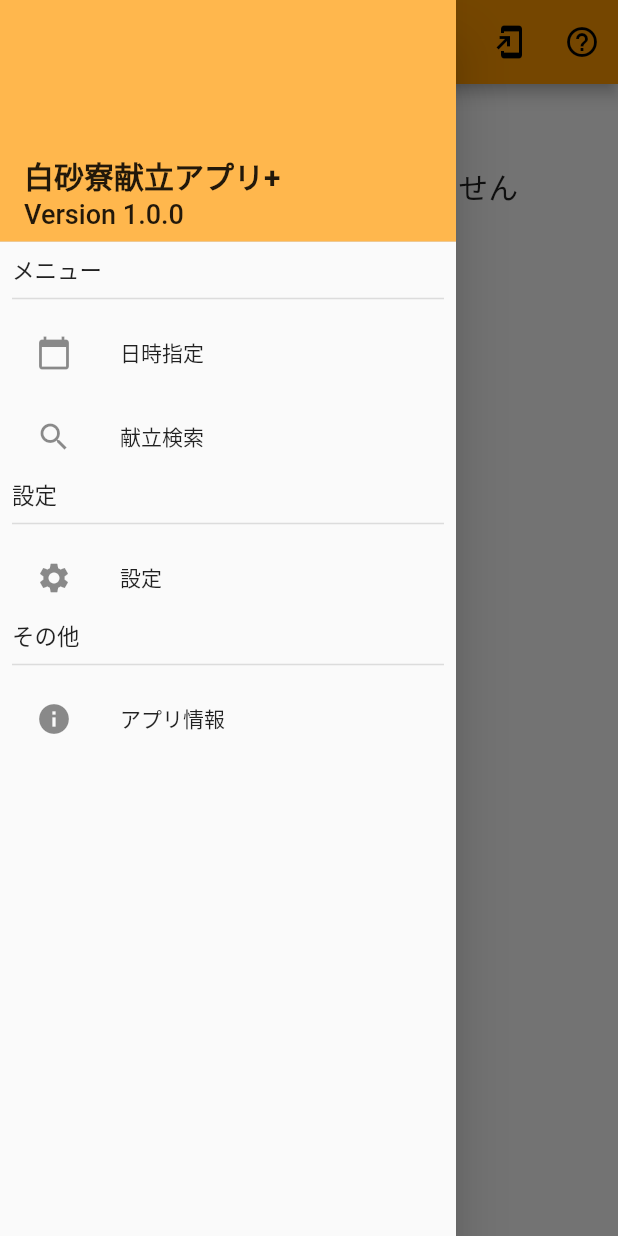
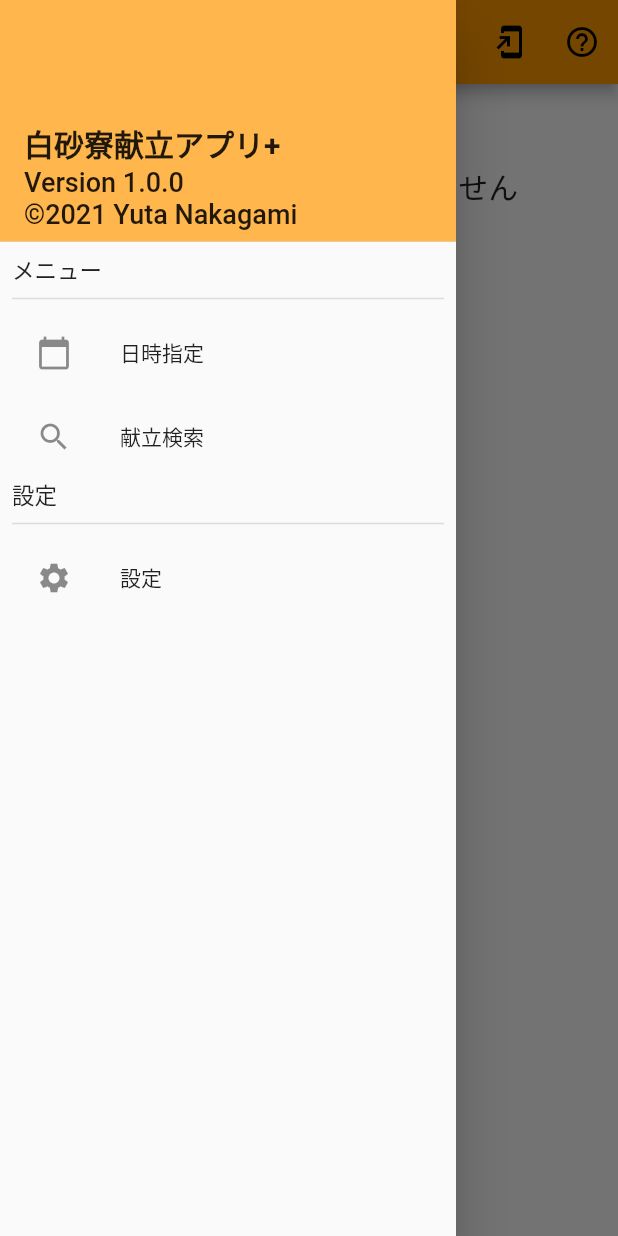
Before and after one commit to Yuta1004/ShirasunaKondateV4, a Flutter app: the screen it shows after launch, with the side drawer open, on a phone screen of 412 x 824 dp. Run offline on Flutter 3.47's test engine with Material 2 defaults, Android fonts, the phone set to English and light mode, and no system bars; our stand-ins replace flutter_spinkit, sqflite, tuple; missing offline and left inert: grpc, marquee_widget, protobuf; accounts and stored records are empty; statements that could not run were skipped.

Commit message:
[change](app) DrawerHeadにアプリ情報を表示するようにした

```diff
--- a/app/lib/pages/home_page/home_page.dart
+++ b/app/lib/pages/home_page/home_page.dart
@@ -116,6 +116,12 @@ class _HomePageState extends State<HomePage> {
                                             fontSize: 18,
                                         ),
                                     ),
+                                    Text(
+                                        "©2021 Yuta Nakagami",
+                                        style: TextStyle(
+                                            fontSize: 18,
+                                        ),
+                                    ),
                                 ],
                             ),
                         ),
@@ -150,17 +156,6 @@ class _HomePageState extends State<HomePage> {
                                     ListTile(
                                         leading: Icon(Icons.settings),
                                         title: Text("設定")
-                                    ),
-                                    Text(
-                                        "その他",
-                                        style: TextStyle(fontSize: 15),
-                                    ),
-                                    Divider(
-                                        thickness: 1,
-                                    ),
-                                    ListTile(
-                                        leading: Icon(Icons.info),
-                                        title: Text("アプリ情報"),
                                     ),
                                 ],
                             ),
```
